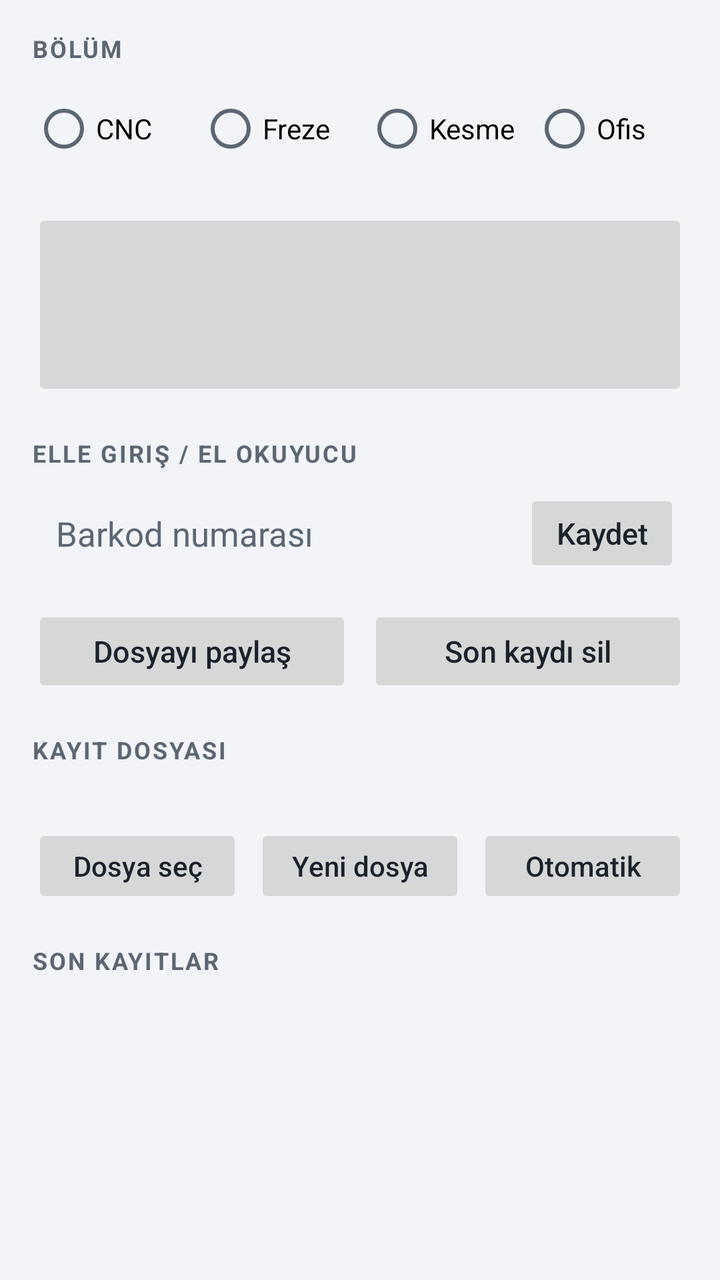
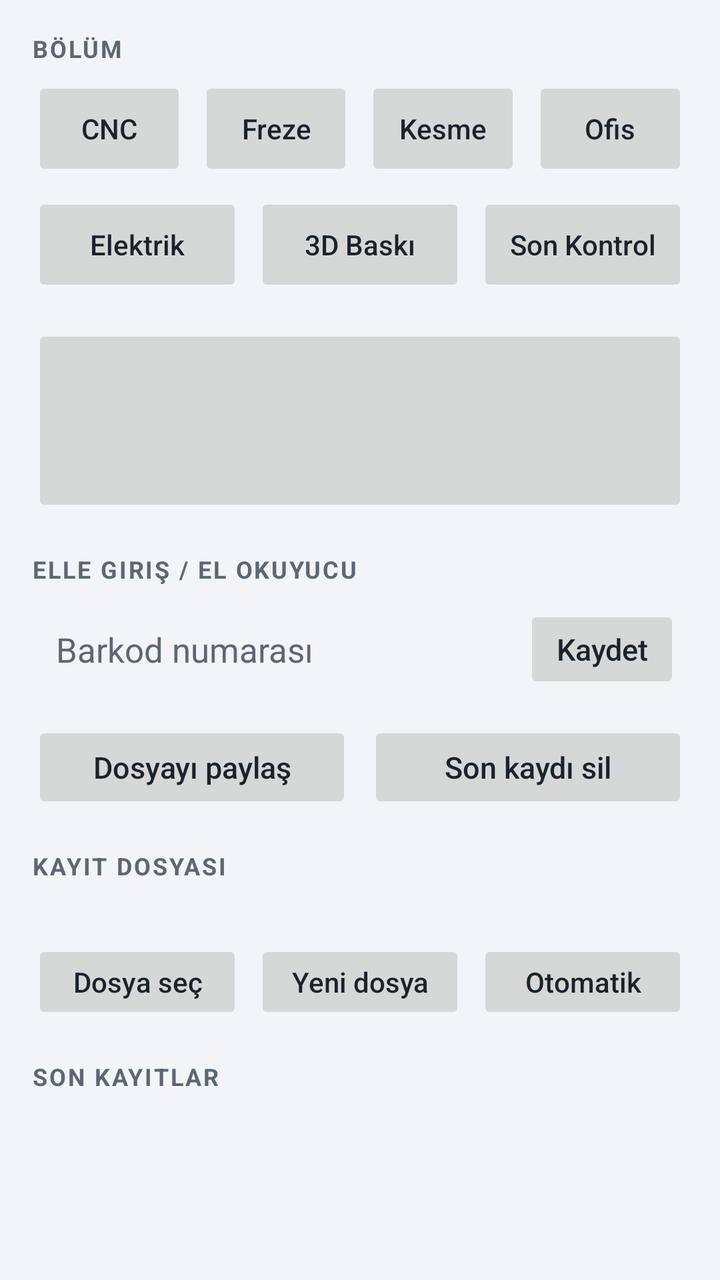

The first picture is an Android layout as it rendered before a commit; the second is the same layout after the commit. The layout source and the unified diff follow.
<!-- AndroidManifest.xml: application theme Tema -->
<!-- res/layout/activity_main.xml -->
<?xml version="1.0" encoding="utf-8"?>
<LinearLayout xmlns:android="http://schemas.android.com/apk/res/android"
    android:layout_width="match_parent"
    android:layout_height="match_parent"
    android:background="@color/zemin"
    android:orientation="vertical"
    android:paddingStart="16dp"
    android:paddingTop="16dp"
    android:paddingEnd="16dp"
    android:paddingBottom="8dp">

    <TextView
        style="@style/Etiket"
        android:layout_width="wrap_content"
        android:layout_height="wrap_content"
        android:text="Bölüm" />

    
    <RadioGroup
        android:id="@+id/bolumGrubu"
        android:layout_width="match_parent"
        android:layout_height="wrap_content"
        android:layout_marginTop="6dp"
        android:orientation="horizontal">

        <RadioButton
            android:id="@+id/bolumCnc"
            android:layout_width="0dp"
            android:layout_height="52dp"
            android:layout_weight="1"
            android:text="CNC" />

        <RadioButton
            android:id="@+id/bolumFreze"
            android:layout_width="0dp"
            android:layout_height="52dp"
            android:layout_marginStart="6dp"
            android:layout_weight="1"
            android:text="Freze" />

        <RadioButton
            android:id="@+id/bolumKesme"
            android:layout_width="0dp"
            android:layout_height="52dp"
            android:layout_marginStart="6dp"
            android:layout_weight="1"
            android:text="Kesme" />

        <RadioButton
            android:id="@+id/bolumOfis"
            android:layout_width="0dp"
            android:layout_height="52dp"
            android:layout_marginStart="6dp"
            android:layout_weight="1"
            android:text="Ofis" />
    </RadioGroup>

    
    <Button
        android:id="@+id/btnTara"
        android:layout_width="match_parent"
        android:layout_height="96dp"
        android:layout_marginTop="14dp"
        android:stateListAnimator="@null"
        android:textAllCaps="false"
        android:textSize="22sp"
        android:textStyle="bold" />

    <TextView
        style="@style/Etiket"
        android:layout_width="wrap_content"
        android:layout_height="wrap_content"
        android:layout_marginTop="18dp"
        android:text="Elle giriş / el okuyucu" />

    <LinearLayout
        android:id="@+id/elleKutu"
        android:layout_width="match_parent"
        android:layout_height="wrap_content"
        android:layout_marginTop="6dp"
        android:gravity="center_vertical"
        android:orientation="horizontal"
        android:paddingStart="12dp"
        android:paddingEnd="4dp">

        <EditText
            android:id="@+id/elleGiris"
            android:layout_width="0dp"
            android:layout_height="52dp"
            android:layout_weight="1"
            android:background="@null"
            android:hint="Barkod numarası"
            android:imeOptions="actionDone"
            android:inputType="text"
            android:singleLine="true"
            android:textColor="@color/metin"
            android:textColorHint="@color/soluk"
            android:textSize="17sp" />

        <Button
            android:id="@+id/btnKaydet"
            android:layout_width="wrap_content"
            android:layout_height="44dp"
            android:minWidth="0dp"
            android:paddingStart="16dp"
            android:paddingEnd="16dp"
            android:stateListAnimator="@null"
            android:text="Kaydet"
            android:textAllCaps="false"
            android:textSize="15sp" />
    </LinearLayout>

    <LinearLayout
        android:layout_width="match_parent"
        android:layout_height="wrap_content"
        android:layout_marginTop="10dp"
        android:orientation="horizontal">

        <Button
            android:id="@+id/btnPaylas"
            android:layout_width="0dp"
            android:layout_height="46dp"
            android:layout_weight="1"
            android:stateListAnimator="@null"
            android:text="Dosyayı paylaş"
            android:textAllCaps="false"
            android:textSize="15sp" />

        <Button
            android:id="@+id/btnSonuSil"
            android:layout_width="0dp"
            android:layout_height="46dp"
            android:layout_marginStart="8dp"
            android:layout_weight="1"
            android:stateListAnimator="@null"
            android:text="Son kaydı sil"
            android:textAllCaps="false"
            android:textSize="15sp" />
    </LinearLayout>

    
    <TextView
        style="@style/Etiket"
        android:layout_width="wrap_content"
        android:layout_height="wrap_content"
        android:layout_marginTop="18dp"
        android:text="Kayıt dosyası" />

    <TextView
        android:id="@+id/dosyaYolu"
        android:layout_width="match_parent"
        android:layout_height="wrap_content"
        android:layout_marginTop="4dp"
        android:ellipsize="middle"
        android:singleLine="true"
        android:textColor="@color/metin"
        android:textSize="14sp" />

    <LinearLayout
        android:layout_width="match_parent"
        android:layout_height="wrap_content"
        android:layout_marginTop="6dp"
        android:orientation="horizontal">

        <Button
            android:id="@+id/btnDosyaSec"
            android:layout_width="0dp"
            android:layout_height="42dp"
            android:layout_weight="1"
            android:stateListAnimator="@null"
            android:text="Dosya seç"
            android:textAllCaps="false"
            android:textSize="14sp" />

        <Button
            android:id="@+id/btnYeniDosya"
            android:layout_width="0dp"
            android:layout_height="42dp"
            android:layout_marginStart="6dp"
            android:layout_weight="1"
            android:stateListAnimator="@null"
            android:text="Yeni dosya"
            android:textAllCaps="false"
            android:textSize="14sp" />

        <Button
            android:id="@+id/btnOtomatik"
            android:layout_width="0dp"
            android:layout_height="42dp"
            android:layout_marginStart="6dp"
            android:layout_weight="1"
            android:stateListAnimator="@null"
            android:text="Otomatik"
            android:textAllCaps="false"
            android:textSize="14sp" />
    </LinearLayout>

    <LinearLayout
        android:layout_width="match_parent"
        android:layout_height="wrap_content"
        android:layout_marginTop="18dp"
        android:orientation="horizontal">

        <TextView
            style="@style/Etiket"
            android:layout_width="0dp"
            android:layout_height="wrap_content"
            android:layout_weight="1"
            android:text="Son kayıtlar" />

        <TextView
            android:id="@+id/kayitSayisi"
            android:layout_width="wrap_content"
            android:layout_height="wrap_content"
            android:fontFeatureSettings="tnum"
            android:textColor="@color/soluk"
            android:textSize="12sp"
            android:textStyle="bold" />
    </LinearLayout>

    <ScrollView
        android:id="@+id/kayitKutu"
        android:layout_width="match_parent"
        android:layout_height="0dp"
        android:layout_marginTop="6dp"
        android:layout_weight="1"
        android:padding="12dp">

        <TextView
            android:id="@+id/kayitlar"
            android:layout_width="match_parent"
            android:layout_height="wrap_content"
            android:fontFamily="monospace"
            android:lineSpacingExtra="4dp"
            android:textColor="@color/metin"
            android:textSize="13sp" />
    </ScrollView>

</LinearLayout>
<!-- resources referenced by this layout -->
<resources>
  <color name="metin">#1B222B</color>
  <color name="soluk">#5D6773</color>
  <color name="zemin">#F2F4F7</color>
  <style name="Etiket">
          <item name="android:textSize">12sp</item>
          <item name="android:textStyle">bold</item>
          <item name="android:letterSpacing">0.08</item>
          <item name="android:textColor">@color/soluk</item>
          <item name="android:textAllCaps">true</item>
      </style>
  <style name="Tema" parent="android:Theme.Material.Light.DarkActionBar">
          <item name="android:colorPrimary">@color/vurgu</item>
          <item name="android:colorPrimaryDark">@color/vurgu_koyu</item>
          <item name="android:colorAccent">@color/vurgu</item>
          <item name="android:windowBackground">@color/zemin</item>
          <item name="android:textColorPrimary">@color/metin</item>
          <item name="android:textColorSecondary">@color/soluk</item>
      </style>
  <color name="vurgu">#1F5FAE</color>
  <color name="vurgu_koyu">#174A88</color>
</resources>

<!-- the commit's change to res/layout/activity_main.xml (unified diff, before → after) -->
@@ -16,44 +16,96 @@
         android:text="Bölüm" />
 
     
-    <RadioGroup
+    <LinearLayout
         android:id="@+id/bolumGrubu"
         android:layout_width="match_parent"
         android:layout_height="wrap_content"
         android:layout_marginTop="6dp"
-        android:orientation="horizontal">
-
-        <RadioButton
-            android:id="@+id/bolumCnc"
-            android:layout_width="0dp"
-            android:layout_height="52dp"
-            android:layout_weight="1"
-            android:text="CNC" />
-
-        <RadioButton
-            android:id="@+id/bolumFreze"
-            android:layout_width="0dp"
-            android:layout_height="52dp"
-            android:layout_marginStart="6dp"
-            android:layout_weight="1"
-            android:text="Freze" />
-
-        <RadioButton
-            android:id="@+id/bolumKesme"
-            android:layout_width="0dp"
-            android:layout_height="52dp"
-            android:layout_marginStart="6dp"
-            android:layout_weight="1"
-            android:text="Kesme" />
-
-        <RadioButton
-            android:id="@+id/bolumOfis"
-            android:layout_width="0dp"
-            android:layout_height="52dp"
-            android:layout_marginStart="6dp"
-            android:layout_weight="1"
-            android:text="Ofis" />
-    </RadioGroup>
+        android:orientation="vertical">
+
+        <LinearLayout
+            android:layout_width="match_parent"
+            android:layout_height="wrap_content"
+            android:orientation="horizontal">
+
+            <Button
+                android:id="@+id/bolumCnc"
+                android:layout_width="0dp"
+                android:layout_height="52dp"
+                android:layout_weight="1"
+                android:minWidth="0dp"
+                android:stateListAnimator="@null"
+                android:text="CNC"
+                android:textAllCaps="false" />
+            <Button
+                android:id="@+id/bolumFreze"
+                android:layout_width="0dp"
+                android:layout_height="52dp"
+                android:layout_marginStart="6dp"
+                android:layout_weight="1"
+                android:minWidth="0dp"
+                android:stateListAnimator="@null"
+                android:text="Freze"
+                android:textAllCaps="false" />
+            <Button
+                android:id="@+id/bolumKesme"
+                android:layout_width="0dp"
+                android:layout_height="52dp"
+                android:layout_marginStart="6dp"
+                android:layout_weight="1"
+                android:minWidth="0dp"
+                android:stateListAnimator="@null"
+                android:text="Kesme"
+                android:textAllCaps="false" />
+            <Button
+                android:id="@+id/bolumOfis"
+                android:layout_width="0dp"
+                android:layout_height="52dp"
+                android:layout_marginStart="6dp"
+                android:layout_weight="1"
+                android:minWidth="0dp"
+                android:stateListAnimator="@null"
+                android:text="Ofis"
+                android:textAllCaps="false" />
+        </LinearLayout>
+
+        <LinearLayout
+            android:layout_width="match_parent"
+            android:layout_height="wrap_content"
+            android:layout_marginTop="6dp"
+            android:orientation="horizontal">
+
+            <Button
+                android:id="@+id/bolumElektrik"
+                android:layout_width="0dp"
+                android:layout_height="52dp"
+                android:layout_weight="1"
+                android:minWidth="0dp"
+                android:stateListAnimator="@null"
+                android:text="Elektrik"
+                android:textAllCaps="false" />
+            <Button
+                android:id="@+id/bolum3d"
+                android:layout_width="0dp"
+                android:layout_height="52dp"
+                android:layout_marginStart="6dp"
+                android:layout_weight="1"
+                android:minWidth="0dp"
+                android:stateListAnimator="@null"
+                android:text="3D Baskı"
+                android:textAllCaps="false" />
+            <Button
+                android:id="@+id/bolumSonKontrol"
+                android:layout_width="0dp"
+                android:layout_height="52dp"
+                android:layout_marginStart="6dp"
+                android:layout_weight="1"
+                android:minWidth="0dp"
+                android:stateListAnimator="@null"
+                android:text="Son Kontrol"
+                android:textAllCaps="false" />
+        </LinearLayout>
+    </LinearLayout>
 
     
     <Button
